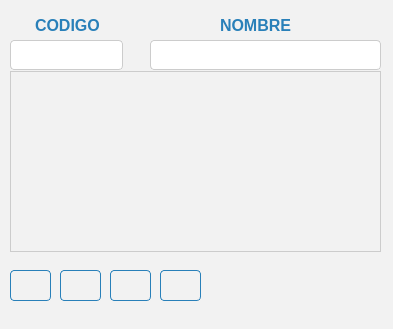
Qt form Inventario de almacen/ui/FrmProveedores.ui (CodeDrTech/DevelopPython) before a commit.
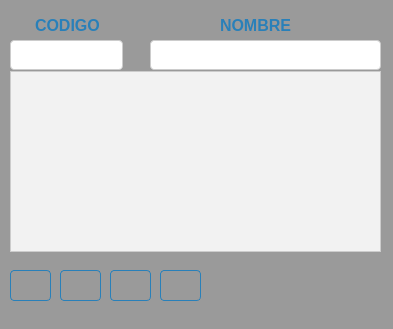
The same form after that commit. Icons and pictures are not drawn.

Diff of the .ui file:
```diff
--- a/Inventario de almacen/ui/FrmProveedores.ui
+++ b/Inventario de almacen/ui/FrmProveedores.ui
@@ -18,7 +18,7 @@
   </property>
   <property name="styleSheet">
    <string notr="true">QWidget {
-    background-color: #f2f2f2;
+    background-color: #9a9a9a;
 }
 </string>
   </property>
@@ -41,7 +41,7 @@
     </property>
     <property name="styleSheet">
      <string notr="true">QWidget {
-    background-color: #f2f2f2;
+    background-color: #9a9a9a;
 }
 
 QLabel {
@@ -153,7 +153,7 @@
     </property>
     <property name="styleSheet">
      <string notr="true">QWidget {
-    background-color: #f2f2f2;
+    background-color: #9a9a9a;
 }
 
 QLabel {
```
